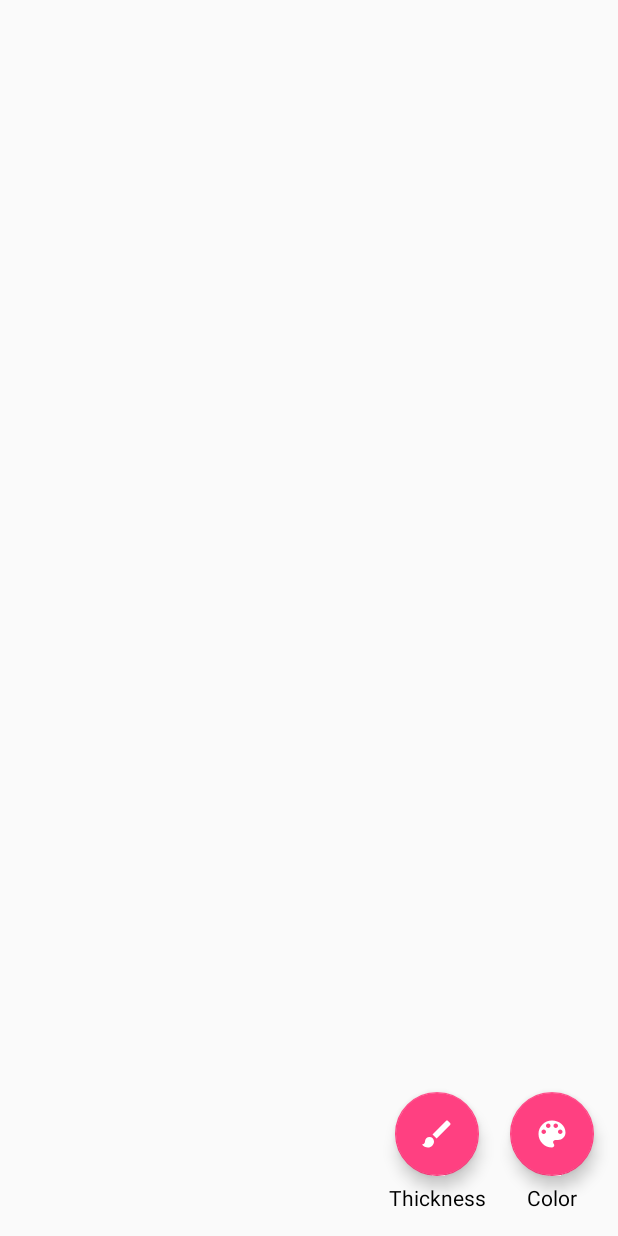
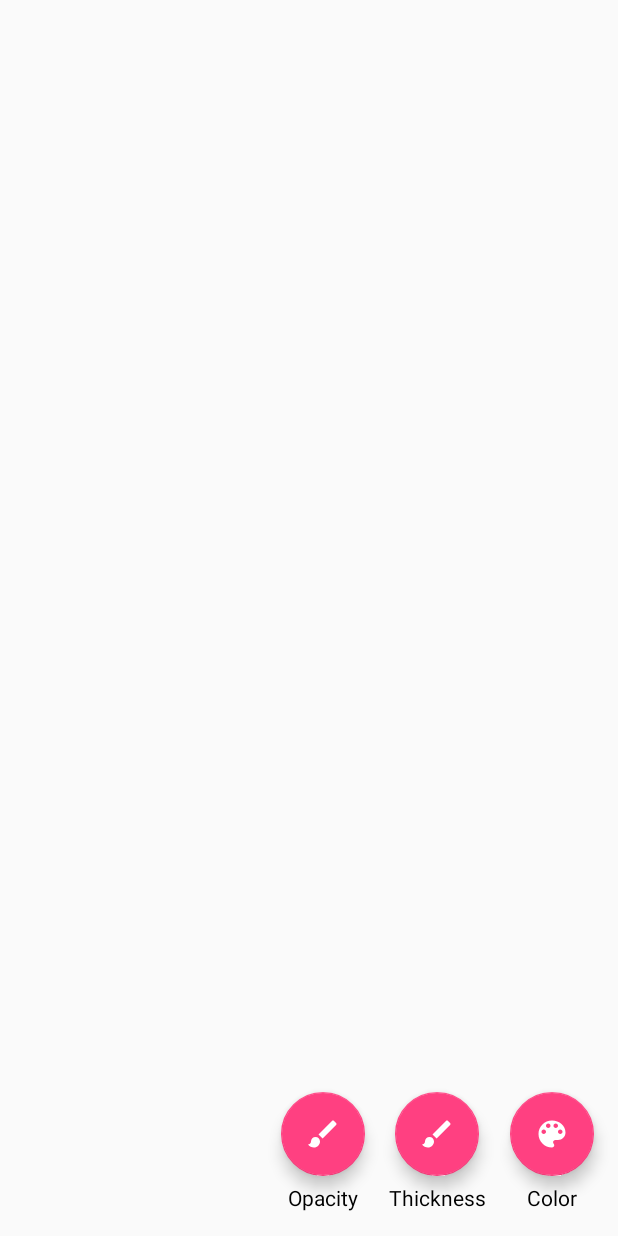
Before and after one commit to calvem2/as-undo, an Android app: the screen it shows after launch (ReversibleDrawingActivity), on a phone screen of 412 x 824 dp. Run offline under Robolectric (Android 15) with nearby library versions, the phone set to English and light mode, and no system bars; plain views replace CircleColorPickerView; 3 statements that could not run were skipped.

Commit message:
Add opacity menu.

```diff
--- /dev/null
+++ b/app/src/main/res/layout/opacity_menu.xml
@@ -0,0 +1,78 @@
+<?xml version="1.0" encoding="utf-8"?>
+<FrameLayout xmlns:android="http://schemas.android.com/apk/res/android"
+    xmlns:app="http://schemas.android.com/apk/res-auto"
+    android:id="@+id/opacity_menu"
+    android:layout_width="wrap_content"
+    android:layout_height="0dp">
+
+    <android.support.design.widget.FloatingActionButton
+        android:id="@+id/fab_opacity_100"
+        android:layout_width="wrap_content"
+        android:layout_height="wrap_content"
+        android:layout_gravity="bottom|center"
+        android:layout_marginBottom="@dimen/fab_label_margin"
+        android:alpha="0"
+        android:clickable="false"
+        android:contentDescription="@string/op_hundred_desc"
+        android:focusable="true"
+        app:fabSize="mini"
+        app:srcCompat="@drawable/ic_thickness_20" />
+
+    <android.support.design.widget.FloatingActionButton
+        android:id="@+id/fab_opacity_75"
+        android:layout_width="wrap_content"
+        android:layout_height="wrap_content"
+        android:layout_gravity="bottom|center"
+        android:layout_marginBottom="@dimen/fab_label_margin"
+        android:alpha="0"
+        android:clickable="false"
+        android:contentDescription="@string/op_three_quarter_desc"
+        android:focusable="true"
+        app:fabSize="mini"
+        app:srcCompat="@drawable/ic_opacity_75" />
+
+    <android.support.design.widget.FloatingActionButton
+        android:id="@+id/fab_opacity_50"
+        android:layout_width="wrap_content"
+        android:layout_height="wrap_content"
+        android:layout_gravity="bottom|center"
+        android:layout_marginBottom="@dimen/fab_label_margin"
+        android:alpha="0"
+        android:clickable="false"
+        android:contentDescription="@string/op_fifty_desc"
+        android:focusable="true"
+        app:fabSize="mini"
+        app:srcCompat="@drawable/ic_opacity_50" />
+
+    <android.support.design.widget.FloatingActionButton
+        android:id="@+id/fab_opacity_25"
+        android:layout_width="wrap_content"
+        android:layout_height="wrap_content"
+        android:layout_gravity="bottom|center"
+        android:layout_marginBottom="@dimen/fab_label_margin"
+        android:alpha="0"
+        android:clickable="false"
+        android:contentDescription="@string/op_quarter_desc"
+        android:focusable="true"
+        app:fabSize="mini"
+        app:srcCompat="@drawable/ic_opacity_25" />
+
+    <android.support.design.widget.FloatingActionButton
+        android:id="@+id/fab_opacity"
+        android:layout_width="wrap_content"
+        android:layout_height="wrap_content"
+        android:layout_gravity="bottom|center"
+        android:layout_marginBottom="@dimen/fab_label_margin"
+        android:tint="@android:color/white"
+        android:contentDescription="@string/opacity_desc"
+        android:focusable="true"
+        app:srcCompat="@drawable/ic_brush" />
+
+    <TextView
+        android:layout_width="match_parent"
+        android:layout_height="wrap_content"
+        android:layout_gravity="bottom|center"
+        android:text="@string/opacity_label"
+        android:textAlignment="center"
+        android:textColor="@android:color/black" />
+</FrameLayout>
--- a/app/src/main/res/values/strings.xml
+++ b/app/src/main/res/values/strings.xml
@@ -4,6 +4,7 @@
     <string name="undo_label">Undo</string>
     <string name="redo_label">Redo</string>
     <string name="thickness_label">Thickness</string>
+    <string name="opacity_label">Opacity</string>
     <string name="color_label">Color</string>
     <string name="undo_desc">Undo an action</string>
     <string name="redo_desc">Redo an action</string>
@@ -16,4 +17,9 @@
     <string name="med_desc">Select medium stroke</string>
     <string name="thin_desc">Select thin stroke</string>
     <string name="zero_desc">Select zero stroke</string>
+    <string name="opacity_desc">Select a line opacity</string>
+    <string name="op_hundred_desc">Select 100% opaque stroke</string>
+    <string name="op_three_quarter_desc">Select 75% opaque stroke</string>
+    <string name="op_fifty_desc">Select 50% opaque stroke</string>
+    <string name="op_quarter_desc">Select 25% opaque stroke</string>
 </resources>
```
Also changed, not shown: app/src/main/java/cse340/undo/actions/ChangeOpacityAction.java (added, +47 -0 lines), app/src/main/java/cse340/undo/app/ReversibleDrawingActivity.java (+59 -3 lines), app/src/main/res/drawable/ic_opacity_25.png (added), app/src/main/res/drawable/ic_opacity_50.png (added), app/src/main/res/drawable/ic_opacity_75.png (added).
